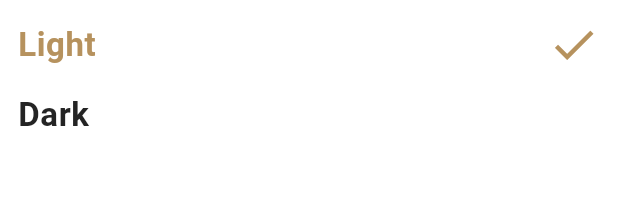
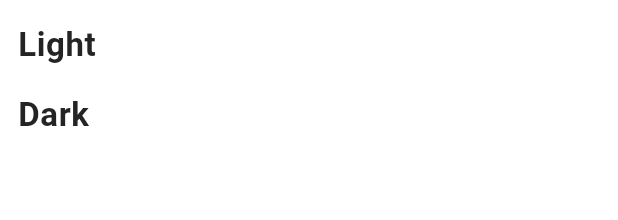
Before and after one commit to SaraElnagar/islami_app, a Flutter app: the ThemeBottomSheet widget shown alone on an empty page, opened directly, on a phone screen of 412 x 824 dp. Shown: the top 220 px of the screen. Run offline on Flutter 3.47's test engine with Material 3 defaults, Android fonts, the light colour scheme and no system bars; our stand-ins replace shared_preferences; accounts and stored records are empty; generated files the repository leaves out were written again.

Commit message:
Enhanced Some Feature.

```diff
--- a/lib/home/hadeth/hadeth_details_screen.dart
+++ b/lib/home/hadeth/hadeth_details_screen.dart
@@ -3,7 +3,6 @@ import 'package:islami_app/app_colors.dart';
 import 'package:islami_app/home/hadeth/hadeth_tab.dart';
 import 'package:islami_app/home/hadeth/item_hadeth_details.dart';
 import 'package:provider/provider.dart';
-
 import '../../providers/app_config_provider.dart';
 
 class HadethDetailsScreen extends StatefulWidget {
--- a/lib/home/settings/theme_bottom_sheet.dart
+++ b/lib/home/settings/theme_bottom_sheet.dart
@@ -11,9 +11,10 @@ class ThemeBottomSheet extends StatefulWidget {
 }
 
 class _ThemeBottomSheetState extends State<ThemeBottomSheet> {
+  var provider;
   @override
   Widget build(BuildContext context) {
-    var provider = Provider.of<AppConfigProvider>(context);
+    provider = Provider.of<AppConfigProvider>(context);
     return Container(
       padding: EdgeInsets.all(12),
       child: Column(
@@ -49,24 +50,47 @@ class _ThemeBottomSheetState extends State<ThemeBottomSheet> {
     return Row(
       mainAxisAlignment: MainAxisAlignment.spaceBetween,
       children: [
-        Text(text,
-            style: Theme.of(context)
+        provider.appTheme == ThemeMode.light
+            ? Text(text,
+                style: Theme.of(context)
+                    .textTheme
+                    .bodySmall!
+                    .copyWith(color: AppColors.blackColor))
+            : Text(text,
+                style: Theme.of(context)
                 .textTheme
                 .bodySmall!
-                .copyWith(color: AppColors.primaryLightColor)),
-        Icon(
-          Icons.check,
-          color: AppColors.primaryLightColor,
-          size: 35,
+                    .copyWith(color: AppColors.whiteColor)),
+        provider.appTheme == ThemeMode.light
+            ? Icon(
+                Icons.check,
+                color: AppColors.whiteColor,
+                size: 35,
+              )
+            : Icon(
+                Icons.check,
+                color: AppColors.yellowColor,
+                size: 35,
         ),
       ],
     );
   }
 
   Widget getUnSelectedItemWidget(String text) {
-    return Text(
-      text,
-      style: Theme.of(context).textTheme.bodySmall,
-    );
+    return provider.appTheme == ThemeMode.light
+        ? Text(
+            text,
+            style: Theme.of(context)
+                .textTheme
+                .bodySmall!
+                .copyWith(color: AppColors.blackColor),
+          )
+        : Text(
+            text,
+            style: Theme.of(context)
+                .textTheme
+                .bodySmall!
+                .copyWith(color: AppColors.whiteColor),
+          );
   }
 }
--- a/lib/my_theme_data.dart
+++ b/lib/my_theme_data.dart
@@ -13,14 +13,14 @@ class MyThemeData {
         centerTitle: true,
         // foregroundColor: AppColors.blackColor,
         iconTheme: IconThemeData(color: AppColors.blackColor)),
+    bottomSheetTheme:
+        BottomSheetThemeData(backgroundColor: AppColors.primaryLightColor),
     bottomNavigationBarTheme: BottomNavigationBarThemeData(
       selectedItemColor: AppColors.blackColor,
       unselectedItemColor: AppColors.whiteColor,
       // showUnselectedLabels: true,
       // backgroundColor: AppColors.primaryLightColor,
     ),
-    bottomSheetTheme:
-        BottomSheetThemeData(backgroundColor: AppColors.beigeColor),
     textTheme: TextTheme(
       bodyLarge: TextStyle(
           fontSize: 30,
@@ -50,6 +50,8 @@ class MyThemeData {
         centerTitle: true,
         // foregroundColor: AppColors.whiteColor,
         iconTheme: IconThemeData(color: AppColors.whiteColor)),
+    bottomSheetTheme:
+        BottomSheetThemeData(backgroundColor: AppColors.primaryDarkColor),
     bottomNavigationBarTheme: BottomNavigationBarThemeData(
       selectedItemColor: AppColors.yellowColor,
       unselectedItemColor: AppColors.whiteColor,
--- a/lib/providers/app_config_provider.dart
+++ b/lib/providers/app_config_provider.dart
@@ -6,7 +6,7 @@ class AppConfigProvider extends ChangeNotifier {
   ThemeMode appTheme = ThemeMode.light;
 
   AppConfigProvider() {
-    _loadPreferences();
+    loadPreferences();
   }
 
   void changeLanguage(String newLanguage) {
@@ -15,7 +15,7 @@ class AppConfigProvider extends ChangeNotifier {
     }
     appLanguage = newLanguage;
     notifyListeners();
-    _savePreferences();
+    savePreferences();
   }
 
   void changeTheme(ThemeMode newMode) {
@@ -24,21 +24,21 @@ class AppConfigProvider extends ChangeNotifier {
     }
     appTheme = newMode;
     notifyListeners();
-    _savePreferences();
+    savePreferences();
   }
 
-  Future<void> _loadPreferences() async {
+  Future<void> loadPreferences() async {
     SharedPreferences prefs = await SharedPreferences.getInstance();
-    appLanguage = prefs.getString('appLanguage') ?? 'en';
-    appTheme = (prefs.getString('appTheme') ?? 'light') == 'light'
+    appLanguage = prefs.getString('appLanguage') ?? "en";
+    appTheme = (prefs.getString("appTheme") ?? "light") == "light"
         ? ThemeMode.light
         : ThemeMode.dark;
     notifyListeners();
   }
 
-  Future<void> _savePreferences() async {
+  Future<void> savePreferences() async {
     SharedPreferences prefs = await SharedPreferences.getInstance();
-    prefs.setString('appLanguage', appLanguage);
-    prefs.setString('appTheme', appTheme == ThemeMode.light ? 'light' : 'dark');
+    prefs.setString("appLanguage", appLanguage);
+    prefs.setString("appTheme", appTheme == ThemeMode.light ? "light" : "dark");
   }
 }
```
